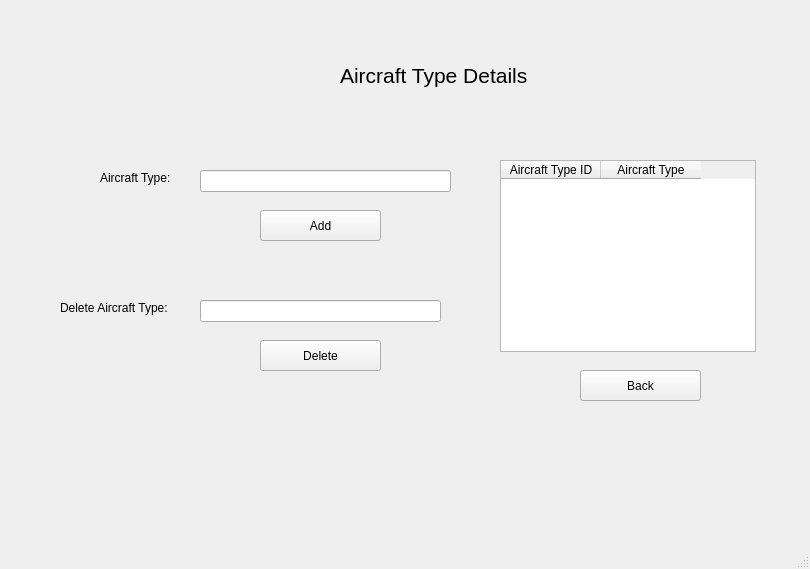
Qt form aircraft type.ui (Muneeba-Badar/DB-Final-Project) before a commit.
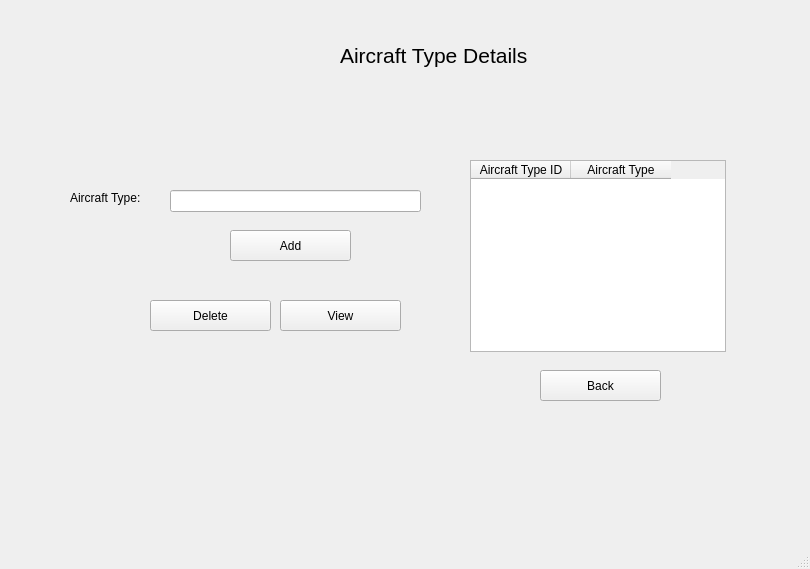
The same form after that commit.

```diff
--- a/aircraft type.ui
+++ b/aircraft type.ui
@@ -17,8 +17,8 @@
    <widget class="QLineEdit" name="lineEdit">
     <property name="geometry">
      <rect>
-      <x>200</x>
-      <y>170</y>
+      <x>170</x>
+      <y>190</y>
       <width>251</width>
       <height>22</height>
      </rect>
@@ -32,8 +32,8 @@
    <widget class="QLabel" name="label_3">
     <property name="geometry">
      <rect>
-      <x>100</x>
-      <y>170</y>
+      <x>70</x>
+      <y>190</y>
       <width>81</width>
       <height>16</height>
      </rect>
@@ -50,8 +50,8 @@
    <widget class="QPushButton" name="pushButton_2">
     <property name="geometry">
      <rect>
-      <x>260</x>
-      <y>340</y>
+      <x>150</x>
+      <y>300</y>
       <width>121</width>
       <height>31</height>
      </rect>
@@ -68,8 +68,8 @@
    <widget class="QPushButton" name="pushButton">
     <property name="geometry">
      <rect>
-      <x>260</x>
-      <y>210</y>
+      <x>230</x>
+      <y>230</y>
       <width>121</width>
       <height>31</height>
      </rect>
@@ -86,7 +86,7 @@
    <widget class="QPushButton" name="aircraftTypeBack">
     <property name="geometry">
      <rect>
-      <x>580</x>
+      <x>540</x>
       <y>370</y>
       <width>121</width>
       <height>31</height>
@@ -105,7 +105,7 @@
     <property name="geometry">
      <rect>
       <x>340</x>
-      <y>50</y>
+      <y>30</y>
       <width>201</width>
       <height>51</height>
      </rect>
@@ -119,46 +119,10 @@
      <string>Aircraft Type Details</string>
     </property>
    </widget>
-   <widget class="QLabel" name="label_4">
+   <widget class="QTableWidget" name="ATtable">
     <property name="geometry">
      <rect>
-      <x>60</x>
-      <y>300</y>
-      <width>121</width>
-      <height>16</height>
-     </rect>
-    </property>
-    <property name="font">
-     <font>
-      <pointsize>9</pointsize>
-     </font>
-    </property>
-    <property name="text">
-     <string>Delete Aircraft Type:</string>
-    </property>
-   </widget>
-   <widget class="QLineEdit" name="lineEdit_2">
-    <property name="geometry">
-     <rect>
-      <x>200</x>
-      <y>300</y>
-      <width>241</width>
-      <height>22</height>
-     </rect>
-    </property>
-    <property name="font">
-     <font>
-      <pointsize>9</pointsize>
-     </font>
-    </property>
-    <property name="text">
-     <string/>
-    </property>
-   </widget>
-   <widget class="QTableWidget" name="tableWidget">
-    <property name="geometry">
-     <rect>
-      <x>500</x>
+      <x>470</x>
       <y>160</y>
       <width>256</width>
       <height>192</height>
@@ -175,6 +139,24 @@
      </property>
     </column>
    </widget>
+   <widget class="QPushButton" name="ATview">
+    <property name="geometry">
+     <rect>
+      <x>280</x>
+      <y>300</y>
+      <width>121</width>
+      <height>31</height>
+     </rect>
+    </property>
+    <property name="font">
+     <font>
+      <pointsize>9</pointsize>
+     </font>
+    </property>
+    <property name="text">
+     <string>View</string>
+    </property>
+   </widget>
   </widget>
   <widget class="QMenuBar" name="menubar">
    <property name="geometry">
```
Left out of the diff: 6 changed lines with no effect on the pictures.
